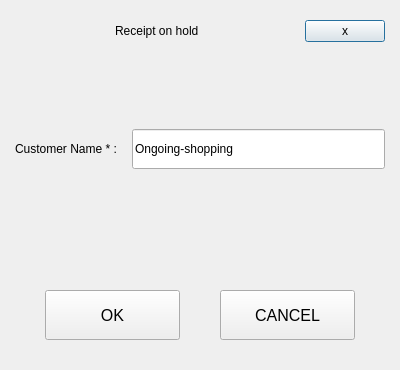
Selvam-T/POS, file Project/ui/hold_sales.ui: the form before one commit.
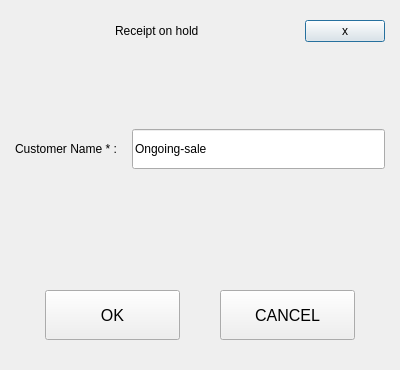
The form after the commit.

Commit message: admin_menu.ui removed email tab, added screen 2 ads tab

Patch:
```diff
--- a/Project/ui/hold_sales.ui
+++ b/Project/ui/hold_sales.ui
@@ -157,7 +157,7 @@
         <enum>Qt::StrongFocus</enum>
        </property>
        <property name="text">
-        <string>Ongoing-shopping</string>
+        <string>Ongoing-sale</string>
        </property>
        <property name="readOnly">
         <bool>true</bool>
```
The commit also changes 6 other files.
